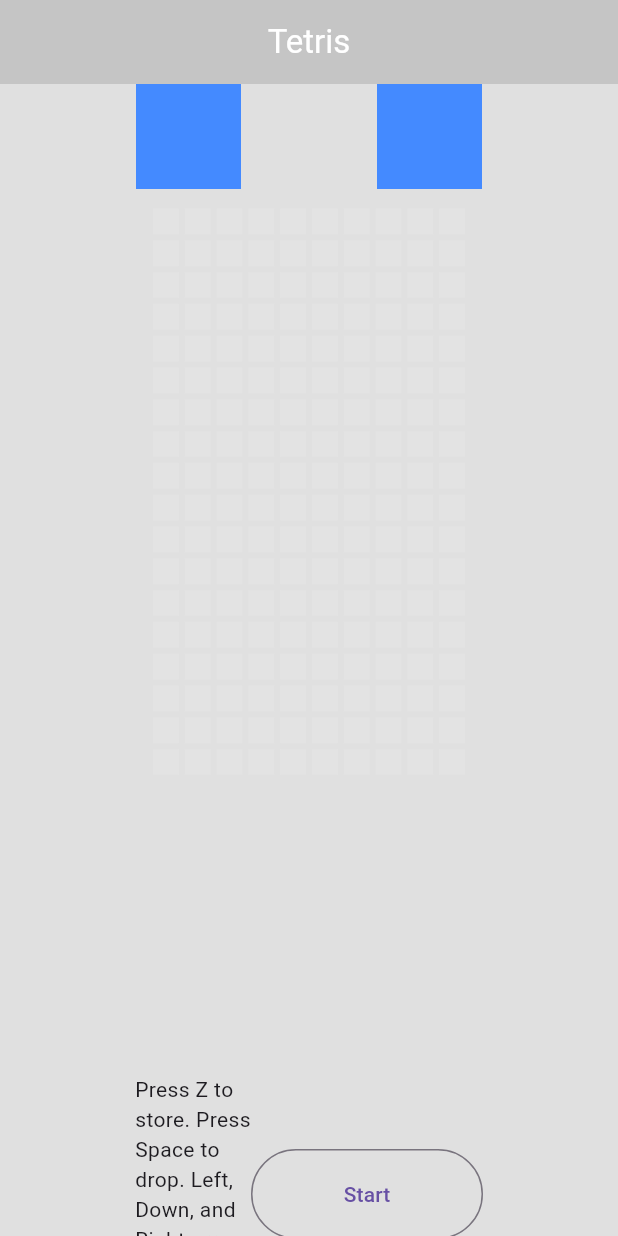
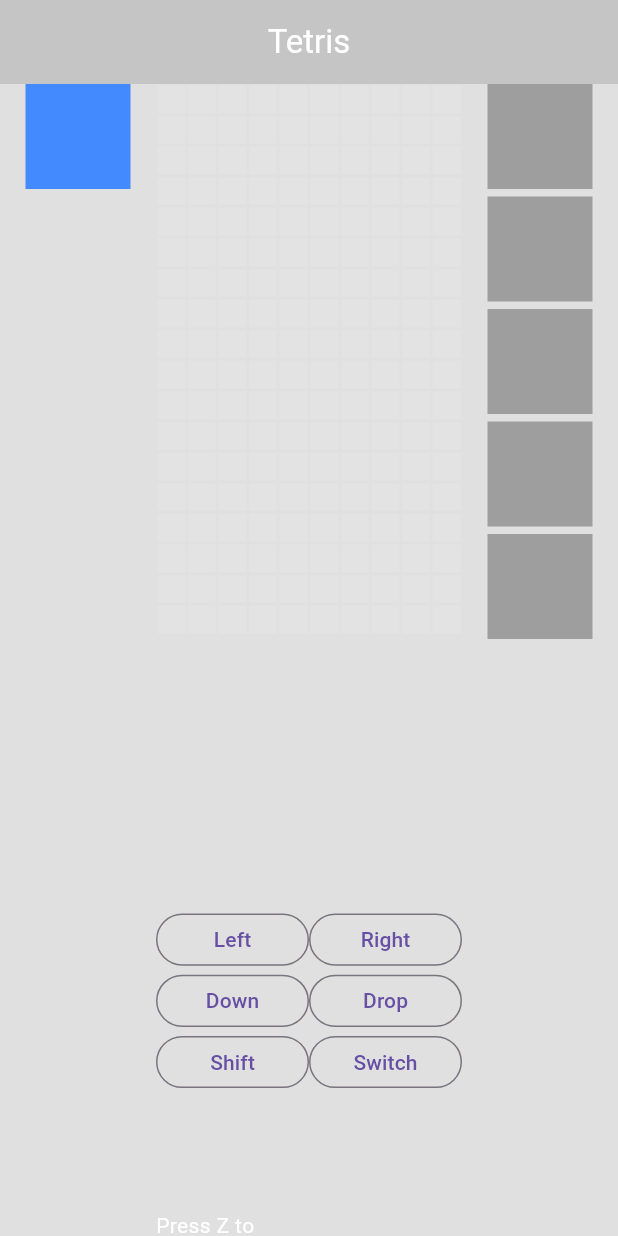
Before and after one commit to MistaPepe/tetris_flutter, a Flutter app: the screen it shows after launch, on a phone screen of 412 x 824 dp. Run offline on Flutter 3.47's test engine with Material 3 defaults, Android fonts, the phone set to English and light mode, and no system bars; our stand-ins replace flutter_riverpod.

Commit message:
better ui

```diff
--- /dev/null
+++ b/lib/functions/button_function.dart
@@ -0,0 +1,15 @@
+import 'package:flutter/material.dart';
+
+class GameButtonLogic {
+
+  final String PressedButton;
+
+  GameButtonLogic(this.PressedButton);
+
+
+
+  Switch(PressedButton){
+
+
+  }
+}
--- a/lib/global.dart
+++ b/lib/global.dart
@@ -1,5 +1,11 @@
+import 'dart:ui';
+
 class Status{
 
   static bool inGame = false;
   static int score = 0;
 }
+
+class Theme{
+static Color primaryColor = Color(0xFF2196F3);
+}
--- a/lib/main.dart
+++ b/lib/main.dart
@@ -6,7 +6,10 @@ import 'package:tetris_flutter/user_interface/main_screen.dart';
 void main() {
   runApp(Builder(
     builder: (context) {
-      return MaterialApp(home: LoadingScreen());
+      return MaterialApp(
+        home: LoadingScreen(),
+
+        );
     }
   ));
 }
@@ -22,10 +25,11 @@ class _LoadingScreenState extends State<LoadingScreen> {
 
   @override
   void initState() {
+    super.initState();
+
     Timer(Duration(seconds: 3), () {
       Navigator.pushReplacement(context, MaterialPageRoute(builder: (context) => MainScreen()));
     });
-    super.initState();
   }
 
   @override
@@ -36,8 +40,8 @@ class _LoadingScreenState extends State<LoadingScreen> {
             valueColor: AlwaysStoppedAnimation<Color>(Colors.blue),
             backgroundColor: Colors.white,
             strokeWidth: 2.0,
-            value: null,
-
+            value: Checkbox.width,
+            semanticsLabel: String.fromCharCode(1),
           ),
         ),
     );
--- /dev/null
+++ b/lib/provider/general_provider.dart
@@ -0,0 +1,3 @@
+import 'package:flutter_riverpod/flutter_riverpod.dart';
+
+final blockProvider = Provider((ref) {});
--- a/lib/user_interface/buttons.dart
+++ b/lib/user_interface/buttons.dart
@@ -1,16 +1,14 @@
 import 'package:flutter/cupertino.dart';
 import 'package:flutter/material.dart';
+import 'package:flutter/widgets.dart';
 import 'package:tetris_flutter/global.dart';
 
 class startButton extends StatefulWidget {
-
   @override
   State<startButton> createState() => _startButtonState();
 }
 
 class _startButtonState extends State<startButton> {
-
-
   @override
   Widget build(BuildContext context) {
     return Padding(
@@ -19,88 +17,109 @@ class _startButtonState extends State<startButton> {
         mainAxisAlignment: MainAxisAlignment.center,
         children: [
           Expanded(
-                flex:1,
-                child: Text('Press Z to store. Press Space to drop. Left, Down, and Right arrow key to navigate')),
+              flex: 1,
+              child: Text(
+                'Press Z to store. Press Space to drop. Left, Down, and Right arrow key to navigate. Shift to switch',
+                style: TextStyle(
+                  color: Colors.white,
+                ),
+              )),
           Expanded(
-                flex:2,
-                child: SizedBox(height: 60, width: 120,
-                child: OutlinedButton(onPressed: (){
-                  setState(() {
-                   Status.inGame = !Status.inGame;
-                  });
-                }, child: Text('Start'),),),
+            flex: 2,
+            child: SizedBox(
+              height: 60,
+              width: 120,
+              child: OutlinedButton(
+                onPressed: () {
+                  setState(() {});
+                },
+                child: Text('Start'),
+              ),
+            ),
           ),
         ],
       ),
     );
   }
-
 }
-
-
 
 class InGameButton extends StatefulWidget {
 
+  final Function buttonLogic;
+  final List<String> buttonNames;
+
+  InGameButton({
+    required this.buttonLogic,
+    required this.buttonNames,
+  });
 
   @override
   State<InGameButton> createState() => _InGameButtonState();
 }
 
 class _InGameButtonState extends State<InGameButton> {
+  List<Widget> buttonsList = [];
 
-
-  List<String> _label = ['Shift','left','right','down','rotate'];
-
-
-
-  Widget _buttons (){
-    return
+  @override
+  void initState() {
+    super.initState();
+    for (int i = 0; i < widget.buttonNames.length; i++) {
+      buttonsList.add(
        Padding(
-              padding: const EdgeInsets.fromLTRB(100, 1, 100, 10),
-              child: Row(mainAxisAlignment: MainAxisAlignment.spaceAround,
-                children: [
-                 SizedBox(height: 50, width: 100,
-                    child: OutlinedButton(onPressed: (){
-                      setState(() {
-
-                      });
-                    }, child: Text('butu',),),),
-                    Flexible(
-                    child: SizedBox(height: 50, width: 100,
-                    child: OutlinedButton(onPressed: (){
-                      setState(() {
-
-                      });
-                    }, child: Text('butu'),),),
+          padding: const EdgeInsets.fromLTRB(0,3,0,3),
+          child: SizedBox(
+            height: 60,
+            width: 70,
+            child: OutlinedButton(
+              onPressed: () => widget.buttonLogic(widget.buttonNames[i]),
+              child: Text(widget.buttonNames[i]),
           ),
-                ],
               ),
+        )
       );
+    }
   }
 
   @override
   Widget build(BuildContext context) {
     return Column(
       children: [
-
-        _buttons(),
-        _buttons(),
+        SizedBox(
+          height: 200,
+          width: 300,
+          child: GridView.count(
+            childAspectRatio: 2.5,
+            crossAxisCount: 2,
+            children: buttonsList,
+          ),
+        ),
         Padding(
-              padding: const EdgeInsets.fromLTRB(90, 1, 90, 0),
+          padding: const EdgeInsets.fromLTRB(0, 1, 0, 0),
           child: Row(
             mainAxisAlignment: MainAxisAlignment.center,
             children: [
               Expanded(
-                    flex:1,
-                    child: Text('Press Z to store. Press Space to drop. Left, Down, and Right arrow key to navigate')),
+                  flex: 1,
+                  child: Text(
+                    'Press Z to store. Press Space to drop. Left, Down, and Right arrow key to navigate. Shift to rotate',
+                    style: TextStyle(
+                      color: Colors.white,
+                    ),
+                  )),
               Expanded(
-                    flex:2,
-                    child: SizedBox(height: 60, width: 120,
-                    child: OutlinedButton(onPressed: (){
+                flex: 2,
+                child: SizedBox(
+                  height: 60,
+                  width: 120,
+                  child: OutlinedButton(
+                    onPressed: () {
                       setState(() {
                         Status.inGame = !Status.inGame;
                       });
-                    }, child: Text('Stop'),),),
+                    },
+                    child: Text('Stop'),
+                  ),
+                ),
               ),
             ],
           ),
--- a/lib/user_interface/grid.dart
+++ b/lib/user_interface/grid.dart
@@ -1,3 +1,5 @@
+import 'dart:math';
+
 import 'package:flutter/material.dart';
 
 class GridBlock extends StatefulWidget {
@@ -10,19 +12,46 @@ class GridBlock extends StatefulWidget {
 class _GridBlockState extends State<GridBlock> {
   @override
   Widget build(BuildContext context) {
-    return Padding(
-      padding: const EdgeInsets.fromLTRB(100, 1, 100, 1),
-      child: GridView.builder(gridDelegate: SliverGridDelegateWithFixedCrossAxisCount(crossAxisCount: 10),
+    return GridView.builder(
+      gridDelegate:
+          SliverGridDelegateWithFixedCrossAxisCount(crossAxisCount: 10),
       itemCount: 180,
       itemBuilder: (context, index) {
         return Padding(
-          padding: const EdgeInsets.all(2),
+          padding: const EdgeInsets.all(1),
           child: Container(
-            color: Colors.white10,
+            color: ColorBlockPick(0).getColorBlock(),
             constraints: BoxConstraints(maxHeight: 10, maxWidth: 10),
-           ),
+          ),
         );
-      },),
+      },
     );
   }
 }
+
+class ColorBlockPick {
+  final int colorIndex;
+  ColorBlockPick(this.colorIndex);
+
+  List<Color> colorBlock = [
+    Colors.lightBlue,
+    Color.fromARGB(255, 25, 11, 212),
+    Colors.orange,
+    Colors.yellow,
+    Colors.green,
+    Colors.purple,
+    Colors.red
+  ];
+
+  Color getColorBlock(){
+    Color placeHolderColor = Colors.white10;
+    for(int i = 0; i < colorIndex; i++){
+      placeHolderColor = colorBlock[i];
+    }
+    return placeHolderColor;
+  }
+}
+
+class BlockList{
+
+}
--- a/lib/user_interface/main_screen.dart
+++ b/lib/user_interface/main_screen.dart
@@ -1,12 +1,9 @@
-
 import 'package:flutter/material.dart';
+import 'package:tetris_flutter/functions/button_function.dart';
 import 'package:tetris_flutter/global.dart';
 import 'package:tetris_flutter/user_interface/buttons.dart';
 import 'package:tetris_flutter/user_interface/uppper_row.dart';
 import 'package:tetris_flutter/user_interface/grid.dart';
-
-
-
 
 class MainScreen extends StatefulWidget {
   const MainScreen({super.key});
@@ -16,8 +13,22 @@ class MainScreen extends StatefulWidget {
 }
 
 class _MainScreenState extends State<MainScreen> {
+  List<String> _keysButtons = [
+    'Left',
+    'Right',
+    'Down',
+    'Drop',
+    'Shift',
+    'Switch',
+  ];
 
+  List<Widget> _nextBlockLayout = [];
 
+  @override
+  void initState() {
+    for(int i = 0; i < 5; i++) {_nextBlockLayout.add(NextBlock(i));};
+    super.initState();
+  }
 
   @override
   Widget build(BuildContext context) {
@@ -25,24 +36,54 @@ class _MainScreenState extends State<MainScreen> {
       backgroundColor: Colors.black12,
       appBar: AppBar(
         backgroundColor: Colors.black12,
-      title: Center(child: Text('Tetris',
-        style: TextStyle(color: Colors.white),)),
+        title: Center(
+            child: Text(
+          'Tetris',
+          style: TextStyle(color: Colors.white),
+        )),
       ),
-    body: SingleChildScrollView(child: Column(
+      body: SingleChildScrollView(
+        child: Row(
+          crossAxisAlignment: CrossAxisAlignment.start,
+          mainAxisAlignment: MainAxisAlignment.center,
+          children: [
+            Spacer(
+              flex: 1,
+            ),
+            Container(
+              height: 70,
+              width: 70,
+              color: Colors.blueAccent,
+            ),
+            Spacer(
+              flex: 1,
+            ),
+            Expanded(
+              flex:12,
+              child: Column(
                 children: <Widget>[
-          Row(
-            mainAxisAlignment: MainAxisAlignment.spaceEvenly,
-            children: [
-              ReserveBlock(),
-              NextBlock(),
+                    SizedBox(
+                      child: GridBlock(),
+                      height: 550,
+                      width: 300,
 
+                  ),
+                  InGameButton(
+                    buttonLogic: (text) => print(text),
+                    buttonNames: _keysButtons,
+                  ),
                 ],
               ),
-        Padding(
-          padding: const EdgeInsets.only(top: 10),
-          child: SizedBox(child: GridBlock(), height: 550, width: 500,),
             ),
-        (Status.inGame == false) ? startButton() : InGameButton(),
+            Spacer(
+              flex: 1,
+            ),
+            Column(
+              children: _nextBlockLayout,
+            ),
+            Spacer(
+              flex: 1,
+            ),
           ],
         ),
       ),
--- a/lib/user_interface/uppper_row.dart
+++ b/lib/user_interface/uppper_row.dart
@@ -1,7 +1,8 @@
 import 'package:flutter/material.dart';
 
 class NextBlock extends StatefulWidget {
-  const NextBlock({super.key});
+  final int index;
+  const NextBlock(this.index);
 
   @override
   State<NextBlock> createState() => _NextBlockState();
@@ -10,11 +11,14 @@ class NextBlock extends StatefulWidget {
 class _NextBlockState extends State<NextBlock> {
   @override
   Widget build(BuildContext context) {
-    return  Container(
-                height: 70,
-                width: 70,
-                color: Colors.blueAccent,
-            );
+    return  Padding(
+      padding: const EdgeInsets.only(bottom: 5),
+      child: Container(
+                  height: 70,
+                  width: 70,
+                  color: Colors.grey,
+              ),
+    );
   }
 }
 
@@ -34,7 +38,7 @@ class _ReserveBlockState extends State<ReserveBlock> {
     return  Container(
                 height: 70,
                 width: 70,
-                color: Colors.blueAccent,
+                color: Colors.grey,
             );
   }
 }
--- a/pubspec.yaml
+++ b/pubspec.yaml
@@ -39,6 +39,7 @@ dependencies:
   # The following adds the Cupertino Icons font to your application.
   # Use with the CupertinoIcons class for iOS style icons.
   cupertino_icons: ^1.0.6
+  flutter_riverpod: ^2.5.1
 
 dev_dependencies:
   flutter_test:
```
Also changed, not shown: lib/provider/automated_functions.dart (added), lib/provider/button_provider.dart (added), pubspec.lock, 1 other file. Lines whose indentation alone changed are shown as unchanged.
